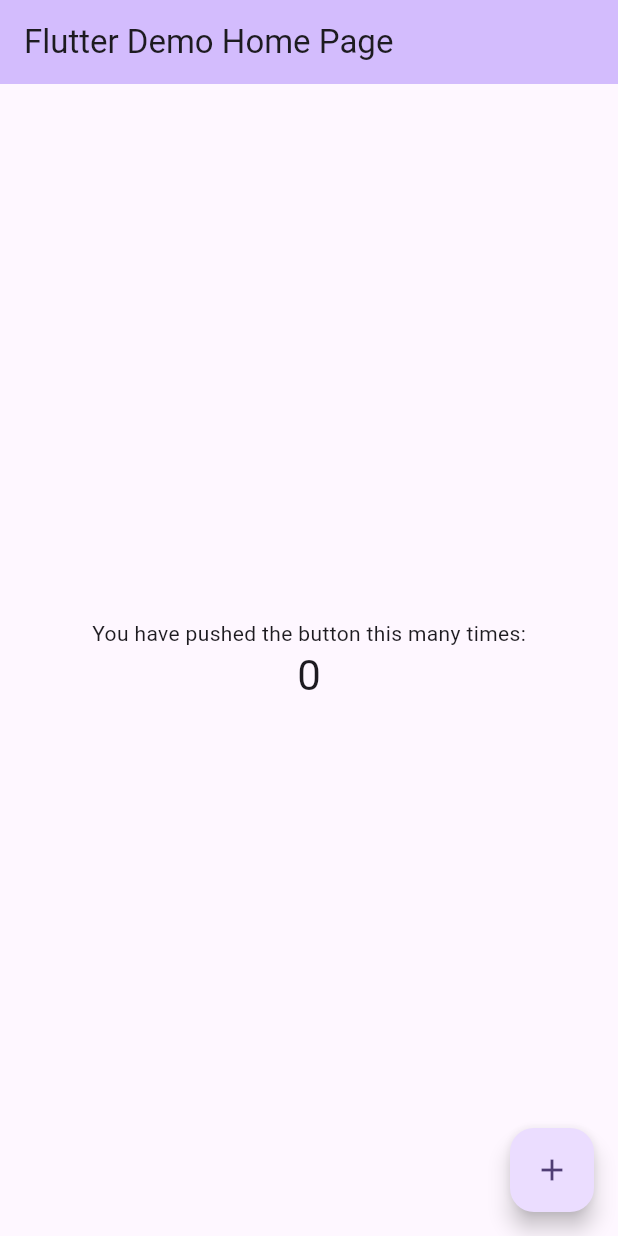
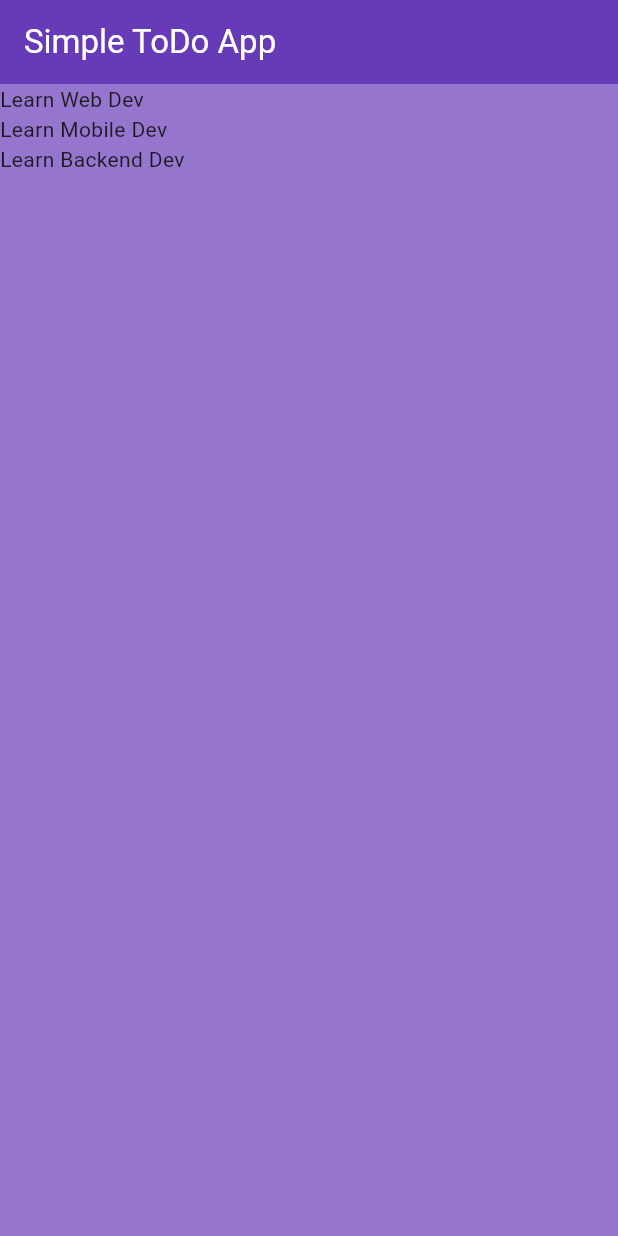
Before and after one commit to BeratAydogan/Flutter-Lessons, a Flutter app: the screen it shows after launch, on a phone screen of 412 x 824 dp. Run offline on Flutter 3.47's test engine with Material 3 defaults, Android fonts, the phone set to English and light mode, and no system bars.

```diff
--- a/to_do_app/lib/main.dart
+++ b/to_do_app/lib/main.dart
@@ -1,4 +1,5 @@
 import 'package:flutter/material.dart';
+import './pages/home_page.dart';
 
 void main() {
   runApp(const MyApp());
@@ -13,110 +14,9 @@ class MyApp extends StatelessWidget {
     return MaterialApp(
       title: 'Flutter Demo',
       theme: ThemeData(
-        // This is the theme of your application.
-        //
-        // TRY THIS: Try running your application with "flutter run". You'll see
-        // the application has a purple toolbar. Then, without quitting the app,
-        // try changing the seedColor in the colorScheme below to Colors.green
-        // and then invoke "hot reload" (save your changes or press the "hot
-        // reload" button in a Flutter-supported IDE, or press "r" if you used
-        // the command line to start the app).
-        //
-        // Notice that the counter didn't reset back to zero; the application
-        // state is not lost during the reload. To reset the state, use hot
-        // restart instead.
-        //
-        // This works for code too, not just values: Most code changes can be
-        // tested with just a hot reload.
         colorScheme: .fromSeed(seedColor: Colors.deepPurple),
       ),
-      home: const MyHomePage(title: 'Flutter Demo Home Page'),
+      home: HomePage(),
     );
   }
 }
-
-class MyHomePage extends StatefulWidget {
-  const MyHomePage({super.key, required this.title});
-
-  // This widget is the home page of your application. It is stateful, meaning
-  // that it has a State object (defined below) that contains fields that affect
-  // how it looks.
-
-  // This class is the configuration for the state. It holds the values (in this
-  // case the title) provided by the parent (in this case the App widget) and
-  // used by the build method of the State. Fields in a Widget subclass are
-  // always marked "final".
-
-  final String title;
-
-  @override
-  State<MyHomePage> createState() => _MyHomePageState();
-}
-
-class _MyHomePageState extends State<MyHomePage> {
-  int _counter = 0;
-
-  void _incrementCounter() {
-    setState(() {
-      // This call to setState tells the Flutter framework that something has
-      // changed in this State, which causes it to rerun the build method below
-      // so that the display can reflect the updated values. If we changed
-      // _counter without calling setState(), then the build method would not be
-      // called again, and so nothing would appear to happen.
-      _counter++;
-    });
-  }
-
-  @override
-  Widget build(BuildContext context) {
-    // This method is rerun every time setState is called, for instance as done
-    // by the _incrementCounter method above.
-    //
-    // The Flutter framework has been optimized to make rerunning build methods
-    // fast, so that you can just rebuild anything that needs updating rather
-    // than having to individually change instances of widgets.
-    return Scaffold(
-      appBar: AppBar(
-        // TRY THIS: Try changing the color here to a specific color (to
-        // Colors.amber, perhaps?) and trigger a hot reload to see the AppBar
-        // change color while the other colors stay the same.
-        backgroundColor: Theme.of(context).colorScheme.inversePrimary,
-        // Here we take the value from the MyHomePage object that was created by
-        // the App.build method, and use it to set our appbar title.
-        title: Text(widget.title),
-      ),
-      body: Center(
-        // Center is a layout widget. It takes a single child and positions it
-        // in the middle of the parent.
-        child: Column(
-          // Column is also a layout widget. It takes a list of children and
-          // arranges them vertically. By default, it sizes itself to fit its
-          // children horizontally, and tries to be as tall as its parent.
-          //
-          // Column has various properties to control how it sizes itself and
-          // how it positions its children. Here we use mainAxisAlignment to
-          // center the children vertically; the main axis here is the vertical
-          // axis because Columns are vertical (the cross axis would be
-          // horizontal).
-          //
-          // TRY THIS: Invoke "debug painting" (choose the "Toggle Debug Paint"
-          // action in the IDE, or press "p" in the console), to see the
-          // wireframe for each widget.
-          mainAxisAlignment: .center,
-          children: [
-            const Text('You have pushed the button this many times:'),
-            Text(
-              '$_counter',
-              style: Theme.of(context).textTheme.headlineMedium,
-            ),
-          ],
-        ),
-      ),
-      floatingActionButton: FloatingActionButton(
-        onPressed: _incrementCounter,
-        tooltip: 'Increment',
-        child: const Icon(Icons.add),
-      ),
-    );
-  }
-}
--- /dev/null
+++ b/to_do_app/lib/pages/home_page.dart
@@ -0,0 +1,30 @@
+import 'package:flutter/material.dart';
+
+class HomePage extends StatelessWidget {
+   HomePage({super.key});
+
+  List toDoList=[
+    ['Learn Web Dev', false],
+    ['Learn Mobile Dev', false],
+    ['Learn Backend Dev', false],
+  ];
+
+  @override
+  Widget build(BuildContext context) {
+    return Scaffold(
+      backgroundColor: Colors.deepPurple.shade300,
+      appBar: AppBar(
+        title: const Text('Simple ToDo App'),
+        backgroundColor: Colors.deepPurple,
+        foregroundColor: Colors.white,
+      ),
+      body: ListView.builder(itemCount: toDoList.length, itemBuilder: (BuildContext context, index) {
+        return Container(
+          child: Text(
+            toDoList[index][0],
+          ),
+        );
+      }),
+    );
+  }
+}
```
